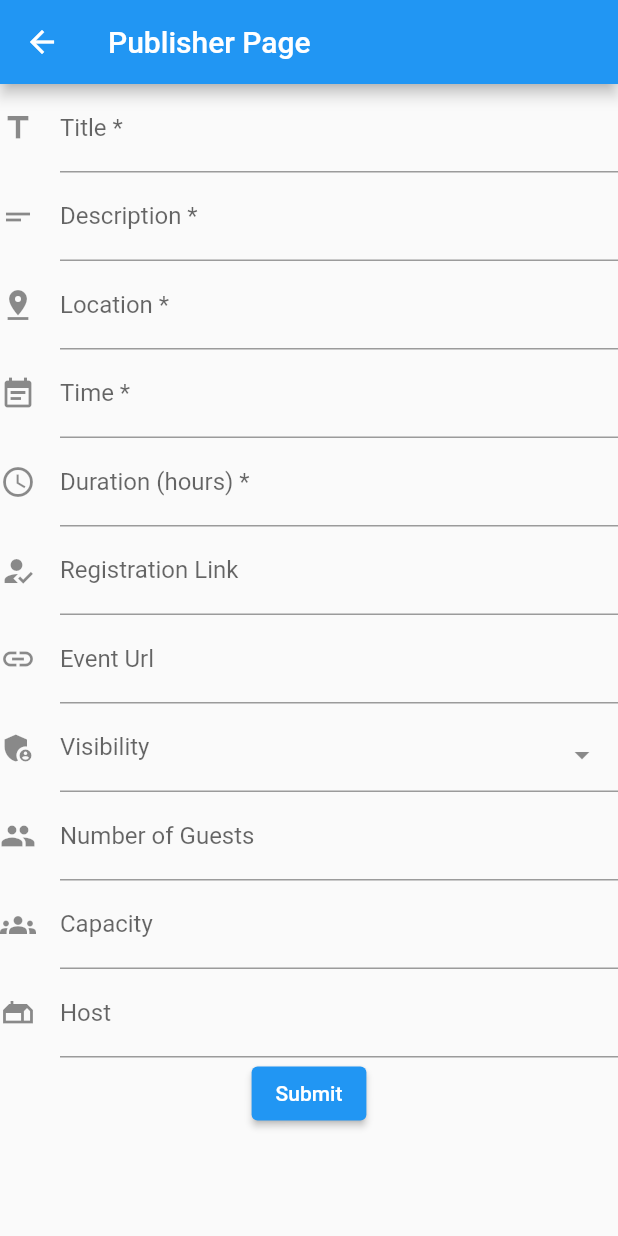
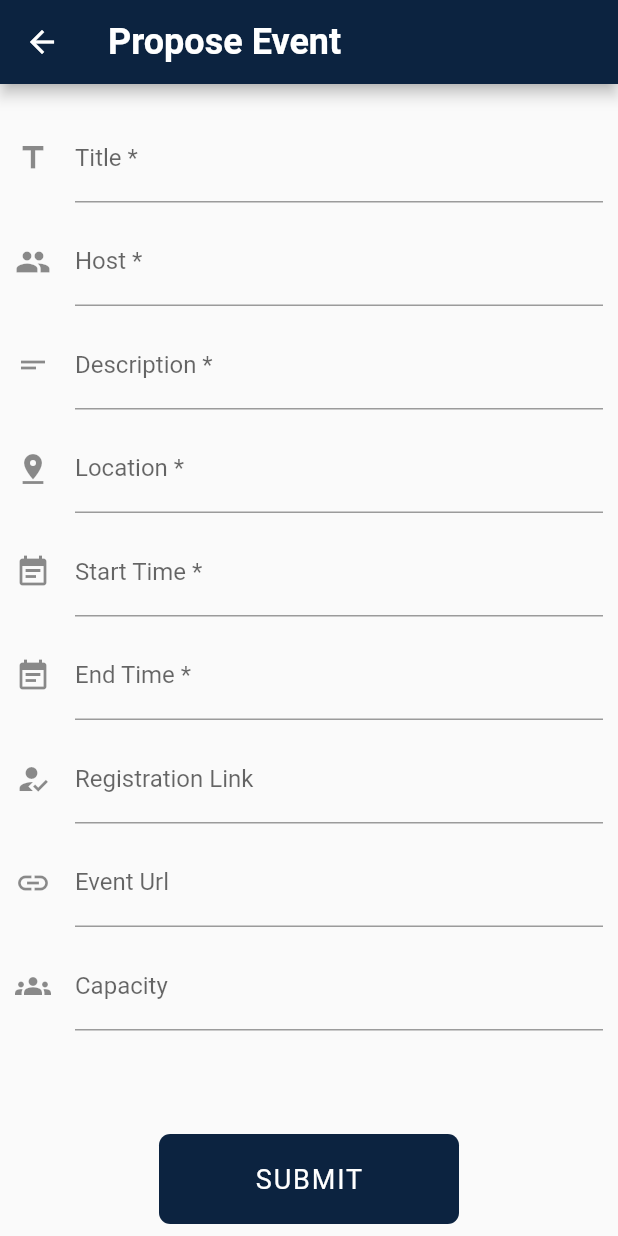
Before and after one commit to kfriday32/nd-oncampus, a Flutter app: the PublisherPage screen opened by its route, on a phone screen of 412 x 824 dp. Run offline on Flutter 3.47's test engine with Material 2 defaults, Android fonts, the phone set to English and light mode, and no system bars; drawn by our look-alikes of date_field, select_form_field; network calls fail.

Commit message:
Styled the publisher page

```diff
--- a/flutter_ui/lib/src/publisher_page.dart
+++ b/flutter_ui/lib/src/publisher_page.dart
@@ -10,10 +10,16 @@ class PublisherPage extends StatelessWidget {
   Widget build(BuildContext buildContext) {
     return Scaffold(
         appBar: AppBar(
-          title: const Text('Publisher Page'),
+          backgroundColor: const Color(0xFF0C2340),
+          title: const Text(
+            'Propose Event',
+            style: TextStyle(
+              fontWeight: FontWeight.bold,
+              fontSize: 24.0,
             ),
-        body: EventForm()
-    );
+          ),
+        ),
+        body: EventForm());
   }
 }
 
@@ -23,192 +29,196 @@ class EventForm extends StatefulWidget {
 }
 
 class _EventFormState extends State<EventForm> {
-
   // global key to keep track of form id
   final _formKey = GlobalKey<FormState>();
 
   // visibility of guest list
-  String _time = "";
+  DateTime _startTime = DateTime.now();
+  DateTime _endTime = DateTime.now();
 
   // text field controllers
-  final titleCont = TextEditingController();
-  final descCont = TextEditingController();
-  final locCont = TextEditingController();
-  final durCont = TextEditingController();
-  final regCont = TextEditingController();
-  final urlCont = TextEditingController();
-  final visCont = TextEditingController();
-  final hostCont = TextEditingController();
-  final guestCont = TextEditingController();
-  final capCont = TextEditingController();
+  final _titleController = TextEditingController();
+  final _hostController = TextEditingController();
+  final _descController = TextEditingController();
+  final _locationController = TextEditingController();
+  final _registrationLinkController = TextEditingController();
+  final _eventUrlController = TextEditingController();
+  final _capacityController = TextEditingController();
 
   Future<http.Response> postEvent() async {
-
-    String bodyData = jsonEncode(<String, String> {
-        'title': titleCont.text,
-        'description': descCont.text,
-        'location': locCont.text,
-        'time': _time,
-        'duration': durCont.text,
-        'registrationLink': regCont.text,
-        'url': urlCont.text,
-        'publicGuestList': visCont.text,
-        'host': hostCont.text,
-        'numberGuests': guestCont.text,
-        'capacity': capCont.text
+    String bodyData = jsonEncode(<String, String>{
+      'title': _titleController.text,
+      'host': _hostController.text,
+      'description': _descController.text,
+      'location': _locationController.text,
+      'startTime': _startTime.toString(),
+      'endTime': _endTime.toString(),
+      'registrationLink': _registrationLinkController.text,
+      'eventUrl': _eventUrlController.text,
+      'capacity': _capacityController.text
     });
 
-    String uri = helpers.getUri();
+    String uri = '${helpers.getUri()}/publish';
     final headers = {'Content-Type': 'application/json'};
 
     // send post to server
-    final response = await http.post(
-      Uri.parse(uri),
-      headers: headers,
-      body: bodyData
-    );
+    final response =
+        await http.post(Uri.parse(uri), headers: headers, body: bodyData);
 
     if (response.statusCode == 200) {
       return response;
     }
     // error with post request
     else {
-      throw Exception("post new event request failed: ${response}");
+      throw Exception("Post new event request failed: ${response.toString()}");
     }
   }
 
   @override
   Widget build(BuildContext buildContext) {
     // allow scrolling if content exceeds height
-    return SingleChildScrollView(
+    return Padding(
+      padding: const EdgeInsets.only(left: 10.0, right: 10.0),
       child: Column(
         children: [
+          Expanded(
+            child: SingleChildScrollView(
+              child: Column(
+                children: [
+                  const SizedBox(height: 20.0),
                   Form(
                     key: _formKey,
                     child: Column(
                       children: [
                         TextFormField(
-                  controller: titleCont,
+                          controller: _titleController,
                           decoration: const InputDecoration(
                             icon: Icon(Icons.title),
                             hintText: 'Name of the event',
                             labelText: 'Title *',
                           ),
                           validator: (val) {
-                    return (val == null) ? 'Title must not be blank' : null;
-                  }
+                            return (val == null || val == "")
+                                ? 'Title must not be blank'
+                                : null;
+                          },
                         ),
+                        const SizedBox(height: 10.0),
                         TextFormField(
-                  controller: descCont,
+                          controller: _hostController,
+                          decoration: const InputDecoration(
+                            icon: Icon(Icons.group),
+                            hintText: 'Club or organization hosting the event',
+                            labelText: 'Host *',
+                          ),
+                          validator: (val) {
+                            return (val == null || val == "")
+                                ? 'Host must not be blank'
+                                : null;
+                          },
+                        ),
+                        const SizedBox(height: 10.0),
+                        TextFormField(
+                          controller: _descController,
                           decoration: const InputDecoration(
                             icon: Icon(Icons.short_text),
                             hintText: 'Short description',
                             labelText: 'Description *',
                           ),
                           validator: (val) {
-                    return (val == null) ? 'Description must not be blank' : null;
-                  }
+                            return (val == null || val == "")
+                                ? 'Description must not be blank'
+                                : null;
+                          },
                         ),
+                        const SizedBox(height: 10.0),
                         TextFormField(
-                  controller: locCont,
+                          controller: _locationController,
                           decoration: const InputDecoration(
                             icon: Icon(Icons.pin_drop),
                             hintText: 'On campus location',
                             labelText: 'Location *',
                           ),
                           validator: (val) {
-                    return (val == null) ? 'Location must not be blank' : null;
-                  }
+                            return (val == null || val == "")
+                                ? 'Location must not be blank'
+                                : null;
+                          },
                         ),
+                        const SizedBox(height: 10.0),
                         DateTimeFormField(
                           decoration: const InputDecoration(
                             icon: Icon(Icons.event_note),
                             hintStyle: TextStyle(color: Colors.black45),
                             errorStyle: TextStyle(color: Colors.redAccent),
-                    labelText: 'Time *',
+                            labelText: 'Start Time *',
                           ),
                           validator: (val) {
-                    return (val == null) ? 'Please pick a time' : null;
+                            return (val == null)
+                                ? 'Please pick a start time'
+                                : null;
                           },
                           onDateSelected: (DateTime val) {
-                    print(val);
-                    _time = val.toString();
-                  }
+                            _startTime = val;
+                          },
                         ),
-                TextFormField(
-                  controller: durCont,
+                        const SizedBox(height: 10.0),
+                        DateTimeFormField(
                           decoration: const InputDecoration(
-                    icon: Icon(Icons.schedule),
-                    hintText: 'Length of event in hours',
-                    labelText: 'Duration (hours) *',
+                            icon: Icon(Icons.event_note),
+                            hintStyle: TextStyle(color: Colors.black45),
+                            errorStyle: TextStyle(color: Colors.redAccent),
+                            labelText: 'End Time *',
                           ),
                           validator: (val) {
-                    return (val == null) ? 'Duration must not be blank' : null;
+                            if (val == null) {
+                              return 'Please pick an end time';
+                            } else if (!_endTime.isAfter(_startTime)) {
+                              return 'Ensure that the end time is after the start time';
                             }
+                            return null;
+                          },
+                          onDateSelected: (DateTime val) {
+                            _endTime = val;
+                          },
                         ),
+                        const SizedBox(height: 10.0),
                         TextFormField(
-                  controller: regCont,
+                          controller: _registrationLinkController,
                           decoration: const InputDecoration(
                             icon: Icon(Icons.how_to_reg),
-                    hintText: 'ex: tinyurl.com/',
+                            hintText: 'ex: https://und.edu/',
                             labelText: 'Registration Link',
                           ),
                         ),
+                        const SizedBox(height: 10.0),
                         TextFormField(
-                  controller: urlCont,
+                          controller: _eventUrlController,
                           decoration: const InputDecoration(
                             icon: Icon(Icons.link),
-                    hintText: 'ex: tinyurl.com/',
+                            hintText: 'ex: https://und.edu/',
                             labelText: 'Event Url',
                           ),
                         ),
-                SelectFormField(
-                  controller: visCont,
-                  type: SelectFormFieldType.dropdown,
-                  icon: Icon(Icons.admin_panel_settings),
-                  labelText: 'Visibility',
-                  items: [
-                    {
-                      'value': 'public',
-                      'label': 'Public',
-                      'icon': Icon(Icons.visibility)
-                    },
-                    {
-                      'value': 'private',
-                      'label': 'Private',
-                      'icon': Icon(Icons.visibility_off)
-                    }
-                  ],
-                  onSaved: (val) {
-                    print(val);
-                  }
-                ),
+                        const SizedBox(height: 10.0),
                         TextFormField(
-                  controller: guestCont,
-                  decoration: const InputDecoration(
-                    icon: Icon(Icons.group),
-                    hintText: 'ex: 50',
-                    labelText: 'Number of Guests',
-                  ),
-                ),
-                TextFormField(
-                  controller: capCont,
+                          keyboardType: TextInputType.number,
+                          controller: _capacityController,
                           decoration: const InputDecoration(
                             icon: Icon(Icons.groups),
                             hintText: 'ex: 500',
                             labelText: 'Capacity',
                           ),
                         ),
-                TextFormField(
-                  controller: hostCont,
-                  decoration: const InputDecoration(
-                    icon: Icon(Icons.gite),
-                    hintText: 'Event host',
-                    labelText: 'Host',
+                        const SizedBox(height: 20.0),
+                      ],
                     ),
                   ),
-                ElevatedButton(
-                  child: const Text('Submit'),
+                ],
+              ),
+            ),
+          ),
+          TextButton(
             onPressed: () async {
               // validate input
               if (_formKey.currentState!.validate()) {
@@ -216,18 +226,33 @@ class _EventFormState extends State<EventForm> {
                 final res = await postEvent();
 
                 ScaffoldMessenger.of(context).showSnackBar(
-                        const SnackBar(content: Text('Successfully created new event!')),
+                  const SnackBar(
+                      content: Text('Successfully created new event!')),
                 );
-
-                    }
-                    else {
+              } else {
                 ScaffoldMessenger.of(context).showSnackBar(
                   const SnackBar(content: Text('Data not validated')),
                 );
               }
-                  }
+            },
+            child: Container(
+              height: 60.0,
+              width: 200.0,
+              decoration: BoxDecoration(
+                borderRadius: BorderRadius.circular(7.5),
+                color: const Color(0xFF0C2340),
               ),
-              ],
+              child: const Center(
+                child: Text(
+                  'SUBMIT',
+                  style: TextStyle(
+                    fontWeight: FontWeight.normal,
+                    fontSize: 18.0,
+                    color: Colors.white,
+                    letterSpacing: 1.25,
+                  ),
+                ),
+              ),
             ),
           ),
         ],
```
Lines whose indentation alone changed are shown as unchanged.
